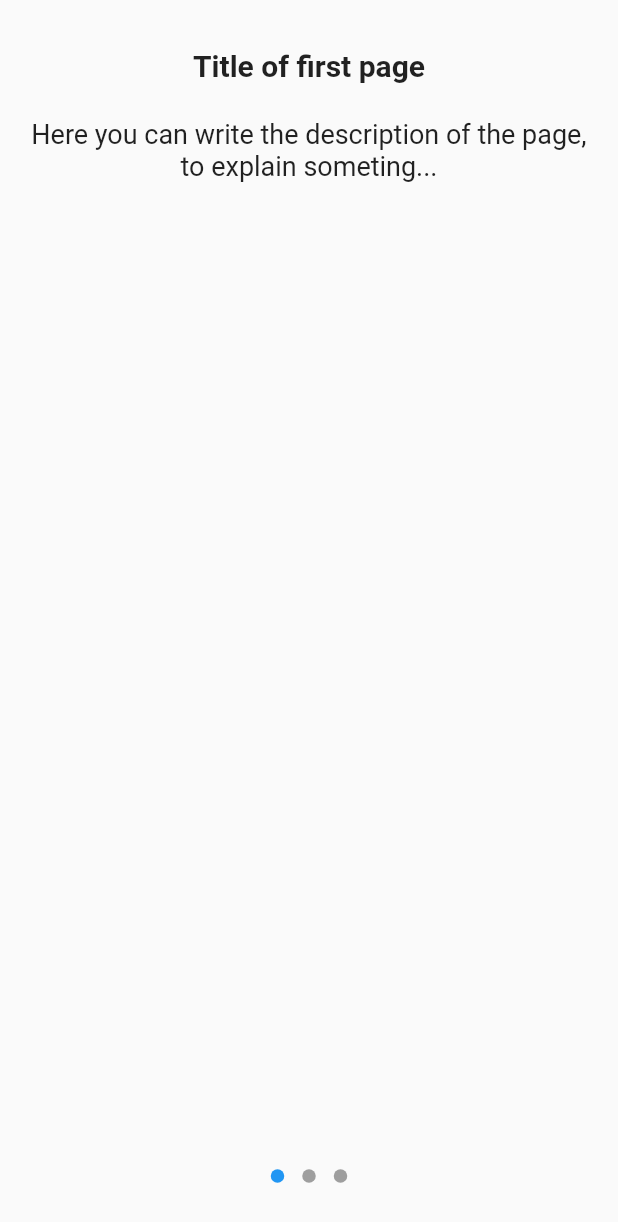
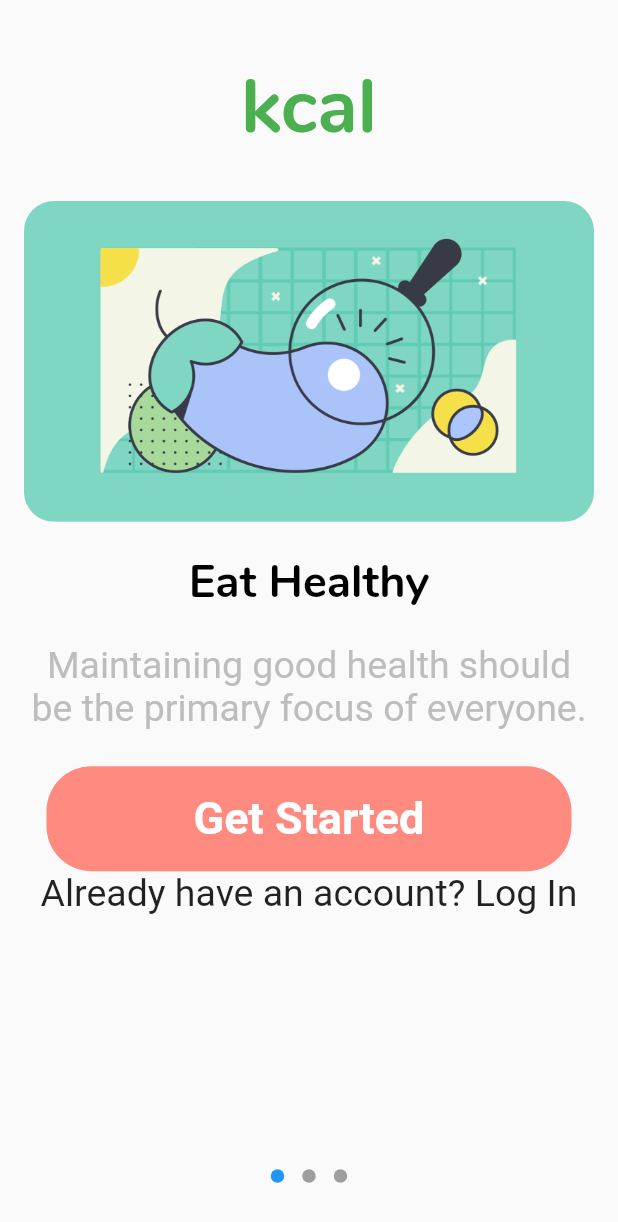
Before and after one commit to seannpenn/midterm_exam_project---kcalnutritionApp, a Flutter app: the screen it shows after launch, on a phone screen of 412 x 824 dp. Shown: the top 1222 px of the screen. Run offline on Flutter 3.47's test engine with Material 2 defaults, Android fonts, the light colour scheme and no system bars; drawn by our look-alikes of introduction_screen.

Commit message:
onBoardingPage modification (Partial)

```diff
--- a/flutter_application_kcalnutritionapp/lib/main.dart
+++ b/flutter_application_kcalnutritionapp/lib/main.dart
@@ -6,6 +6,7 @@ import 'package:flutter_application_kcalnutritionapp/screens/onBoarding.dart';
 
 void main() => runApp(MaterialApp(
   debugShowCheckedModeBanner: false,
+
   initialRoute: "/onBoarding",
   routes:{
     '/':(context) =>landingPage(),
--- a/flutter_application_kcalnutritionapp/lib/screens/landing_page.dart
+++ b/flutter_application_kcalnutritionapp/lib/screens/landing_page.dart
@@ -8,7 +8,7 @@ class landingPage extends StatefulWidget{
 class _landingPagestate extends State<landingPage>{
   @override
 
-  Widget build(BuildContext context){
+ Widget build(BuildContext context){
     return Scaffold(
       body: Container(
 
--- a/flutter_application_kcalnutritionapp/lib/screens/onBoarding.dart
+++ b/flutter_application_kcalnutritionapp/lib/screens/onBoarding.dart
@@ -1,26 +1,37 @@
-
 
 import 'package:flutter/material.dart';
 import 'package:introduction_screen/introduction_screen.dart';
+import 'package:flutter_application_kcalnutritionapp/screens/onBoardingScreens/AllScreen.dart';
+
 
 class onBoardingPage extends StatelessWidget{
   @override
   Widget build(BuildContext context)=> SafeArea(
+
+
     child: IntroductionScreen(
+
       pages: [
+
         PageViewModel(
-          title: "Title of first page",
-          body: "Here you can write the description of the page, to explain someting...",
+          titleWidget: customTitleText(),
+          // body: "Here you can write the description of the page, to explain someting...",
+          bodyWidget: firstScreen(),
+          // image: introImage('assets/onBoard1assets/onBoard1.png.png'),
+          footer: customButton(),
+
 
         ),
         PageViewModel(
-          title: 'Krystel gwapa kaayo',
-          body: 'Iloveyou Krystel',
+          titleWidget: customTitleText(),
+          bodyWidget: secondScreen(),
+          footer: customButton(),
 
         ),
         PageViewModel(
-          title: 'Krystel gwapa kaayo',
-          body: 'Iloveyou Krystel',
+          titleWidget: customTitleText(),
+          bodyWidget: thirdScreen(),
+          footer: customButton(),
 
         ),
       ],
@@ -31,21 +42,71 @@ class onBoardingPage extends StatelessWidget{
       done: Text('Read', style: TextStyle(fontWeight: FontWeight.w600)),
       onDone: () => (){},
 
-  //     showSkipButton: true,
-  //     skip: const Icon(Icons.skip_next),
-  //     next: const Icon(Icons.next),
-  //     done: const Text("Done", style: TextStyle(fontWeight: FontWeight.w600)),
-  //     dotsDecorator: DotsDecorator(
-  //     size: const Size.square(10.0),
-  //     activeSize: const Size(20.0, 10.0),
-  //     activeColor: theme.accentColor,
-  //     color: Colors.black26,
-  //     spacing: const EdgeInsets.symmetric(horizontal: 3.0),
-  //     activeShape: RoundedRectangleBorder(
-  //     borderRadius: BorderRadius.circular(25.0)
-  //   )
-  // ),
+
     )
   );
 
 }
+  // Widget introImage(String assetName) {
+  // //widget to show intro image
+  //   return Align(
+  //     child: Image.asset('$assetName', width: 350.0),
+  //     alignment: Alignment.center,
+  //   );
+  // }
+
+class customButton extends StatelessWidget{
+  @override
+  Widget build(BuildContext context) {
+    return Column(
+      mainAxisAlignment: MainAxisAlignment.spaceEvenly,
+      children: [
+        Container(
+          // margin: EdgeInsets.only(top: 80.0, bottom: 0),
+          child:
+              Material(
+              // elevation: 8,
+
+              borderRadius: BorderRadius.circular(30),
+              color: Colors.redAccent[100],
+              child: MaterialButton(
+                minWidth: 350,
+                height: 70,
+                padding: EdgeInsets.fromLTRB(20.0, 15.0, 20.0, 15.0),
+                onPressed: (){}, // add this here
+                child: Text('Get Started',
+                    textAlign: TextAlign.center,
+                    style: TextStyle(fontSize: 30)
+                        .copyWith(color: Colors.white, fontWeight: FontWeight.bold)),
+
+              ),
+
+            ),
+        ),
+
+        Text('Already have an account? Log In',
+        style: TextStyle(
+          fontSize: 25
+        ),)
+      ],
+    );
+
+  }
+}
+class customTitleText extends StatelessWidget{
+  @override
+  Widget build(BuildContext context) {
+    return Container(
+      margin: EdgeInsets.all(5),
+      child:
+        Text("kcal",
+          style:
+            TextStyle(
+              color: Colors.green,
+              fontFamily: 'rounded(2)',
+              fontSize: 50,
+            ),
+        ),
+    );
+  }
+}
--- /dev/null
+++ b/flutter_application_kcalnutritionapp/lib/screens/onBoardingScreens/AllScreen.dart
@@ -0,0 +1,114 @@
+import 'package:flutter/material.dart';
+
+
+class firstScreen extends StatelessWidget{
+
+
+  @override
+  Widget build(BuildContext context){
+    return Column(
+      children: [
+        Container(
+          margin: EdgeInsets.only(bottom: 20),
+          child: ClipRRect(
+              borderRadius: BorderRadius.all(Radius.circular(20)),
+              child: Image.asset('assets/onBoard1.png'),
+          ),
+
+        ),
+        Container(
+          margin: EdgeInsets.only(bottom: 20),
+          child:
+            Text("Eat Healthy",
+              style: TextStyle(
+                fontFamily: 'rounded(2)',
+                fontSize: 30, color: Colors.black, fontWeight: FontWeight.bold
+              ),
+            )
+        ),
+        Container(
+          child:
+            Text("Maintaining good health should be the primary focus of everyone.",
+              style: TextStyle(
+                fontSize: 25,
+                color: Colors.grey[400],
+              ),
+              textAlign: TextAlign.center,
+            ),
+        )
+       ],
+    );
+  }
+}
+
+class secondScreen extends StatelessWidget{
+
+
+  @override
+  Widget build(BuildContext context){
+    return Column(
+       children: [
+         Container(
+          margin: EdgeInsets.only(bottom: 20),
+          child: ClipRRect(
+              borderRadius: BorderRadius.all(Radius.circular(20)),
+              child: Image.asset('assets/onBoard2.png'),
+          ),
+
+        ),
+
+        Container(
+          margin: EdgeInsets.only(bottom: 20),
+          child:
+            Text("Healthy Recipes",
+              style: TextStyle(
+                fontFamily: 'rounded(2)',
+                fontSize: 30, color: Colors.black, fontWeight: FontWeight.bold
+              ),
+            )
+        ),
+
+        Container(
+          child:
+            Text("Browse thousands of healthy recipes from all over the world.",
+              style: TextStyle(
+                fontSize: 25,
+                color: Colors.grey[400],
+              ),
+              textAlign: TextAlign.center,
+            ),
+        )
+       ],
+    );
+  }
+}
+
+class thirdScreen extends StatelessWidget{
+
+
+  @override
+  Widget build(BuildContext context){
+    return Column(
+       children: [
+         Container(
+          margin: EdgeInsets.only(bottom: 20),
+          child: ClipRRect(
+              borderRadius: BorderRadius.all(Radius.circular(20)),
+              child: Image.asset('assets/onBoard3.png'),
+          ),
+
+        ),
+        Container(
+          margin: EdgeInsets.only(bottom: 20),
+          child:
+            Text("Track Your Health",
+              style: TextStyle(
+                fontFamily: 'rounded(2)',
+                fontSize: 30, color: Colors.black, fontWeight: FontWeight.bold
+              ),
+            )
+        ),
+       ],
+    );
+  }
+}
--- a/flutter_application_kcalnutritionapp/pubspec.yaml
+++ b/flutter_application_kcalnutritionapp/pubspec.yaml
@@ -38,6 +38,9 @@ flutter:
 
   assets:
     - assets/landingpage_background.png
+    - assets/onBoard1.png
+    - assets/onBoard2.png
+    - assets/onBoard3.png
 
 
   fonts:
```
Also changed, not shown: flutter_application_kcalnutritionapp/assets/onBoard1.png (added), flutter_application_kcalnutritionapp/assets/onBoard2.png (added), flutter_application_kcalnutritionapp/assets/onBoard3.png (added).
